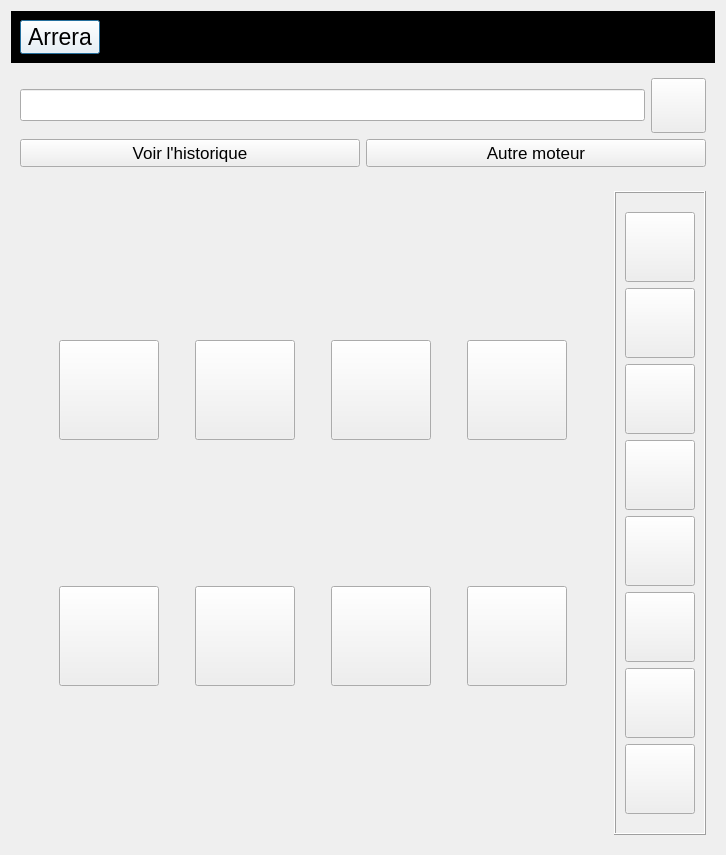
Qt form arreraui.ui (Arrera-Software/Arrera-Interface) before a commit.
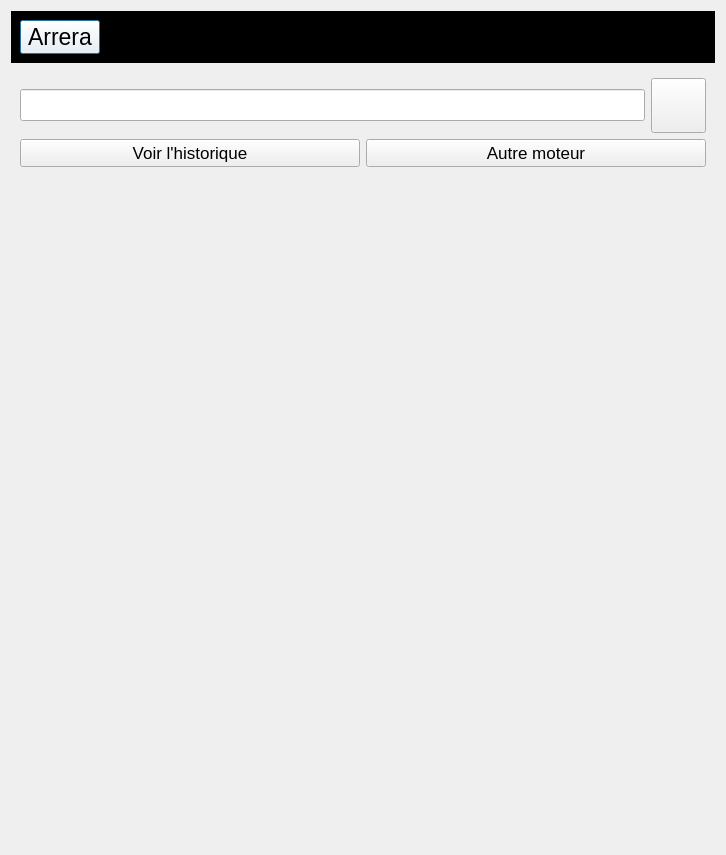
The same form after that commit. Icons and pictures are not drawn.

Commit message: Debut creation interrace

```diff
--- a/arreraui.ui
+++ b/arreraui.ui
@@ -190,7 +190,7 @@
    <item>
     <widget class="QStackedWidget" name="I2025">
      <property name="currentIndex">
-      <number>1</number>
+      <number>3</number>
      </property>
      <widget class="QWidget" name="mode">
       <layout class="QHBoxLayout" name="horizontalLayout_7">
@@ -1521,6 +1521,7 @@
        </item>
       </layout>
      </widget>
+     <widget class="QWidget" name="radioPlayer"/>
      <widget class="QWidget" name="app">
       <layout class="QHBoxLayout" name="horizontalLayout">
        <item>
```
